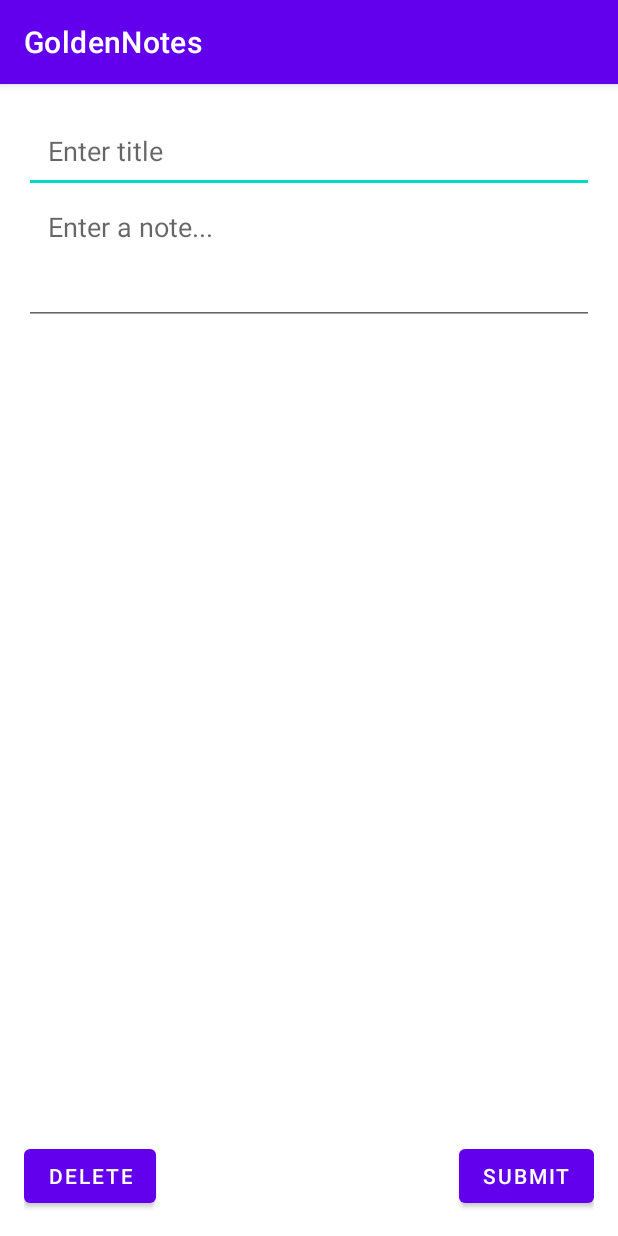
After one commit to BulzEye/GoldenNotesDroid, an Android app: the fragment EditNoteFragment shown on its own in the app's theme, on a phone screen of 412 x 824 dp. The commit adds this screen. Run offline under Robolectric (Android 15) with nearby library versions, the phone set to English and light mode, and no system bars.

Commit message:
Create EditNote page
This commit creates a Fragment for the EditNote page, along with the
layout for the same.
This layout is not currently connected to any of the main screen layouts
 and is thus not visible currently.

```diff
--- /dev/null
+++ b/app/src/main/java/com/example/goldennotesdroid/EditNoteFragment.kt
@@ -0,0 +1,59 @@
+package com.example.goldennotesdroid
+
+import android.os.Bundle
+import androidx.fragment.app.Fragment
+import android.view.LayoutInflater
+import android.view.View
+import android.view.ViewGroup
+
+// TODO: Rename parameter arguments, choose names that match
+// the fragment initialization parameters, e.g. ARG_ITEM_NUMBER
+private const val ARG_PARAM1 = "param1"
+private const val ARG_PARAM2 = "param2"
+
+/**
+ * A simple [Fragment] subclass.
+ * Use the [EditNoteFragment.newInstance] factory method to
+ * create an instance of this fragment.
+ */
+class EditNoteFragment : Fragment() {
+    // TODO: Rename and change types of parameters
+    private var param1: String? = null
+    private var param2: String? = null
+
+    override fun onCreate(savedInstanceState: Bundle?) {
+        super.onCreate(savedInstanceState)
+        arguments?.let {
+            param1 = it.getString(ARG_PARAM1)
+            param2 = it.getString(ARG_PARAM2)
+        }
+    }
+
+    override fun onCreateView(
+        inflater: LayoutInflater, container: ViewGroup?,
+        savedInstanceState: Bundle?
+    ): View? {
+        // Inflate the layout for this fragment
+        return inflater.inflate(R.layout.fragment_edit_note, container, false)
+    }
+
+    companion object {
+        /**
+         * Use this factory method to create a new instance of
+         * this fragment using the provided parameters.
+         *
+         * @param param1 Parameter 1.
+         * @param param2 Parameter 2.
+         * @return A new instance of fragment EditNoteFragment.
+         */
+        // TODO: Rename and change types and number of parameters
+        @JvmStatic
+        fun newInstance(param1: String, param2: String) =
+            EditNoteFragment().apply {
+                arguments = Bundle().apply {
+                    putString(ARG_PARAM1, param1)
+                    putString(ARG_PARAM2, param2)
+                }
+            }
+    }
+}
--- /dev/null
+++ b/app/src/main/res/layout/fragment_edit_note.xml
@@ -0,0 +1,53 @@
+<?xml version="1.0" encoding="utf-8"?>
+<androidx.constraintlayout.widget.ConstraintLayout
+    xmlns:android="http://schemas.android.com/apk/res/android"
+    xmlns:app="http://schemas.android.com/apk/res-auto"
+    xmlns:tools="http://schemas.android.com/tools"
+    android:layout_width="match_parent"
+    android:layout_height="match_parent"
+    android:padding="16dp">
+
+    <EditText
+        android:id="@+id/edit_title"
+        android:layout_width="match_parent"
+        android:layout_height="wrap_content"
+        android:inputType="text"
+        android:hint="@string/edit_title_hint"
+        android:padding="16dp"
+        app:layout_constraintStart_toStartOf="parent"
+        app:layout_constraintTop_toTopOf="parent"
+        android:autofillHints="title" />
+
+    <EditText
+        android:id="@+id/edit_body"
+        android:layout_width="match_parent"
+        android:layout_height="wrap_content"
+        android:inputType="textMultiLine"
+        android:hint="@string/edit_body_hint"
+        android:paddingStart="16dp"
+        android:paddingEnd="16dp"
+        android:lines="3"
+        android:gravity="start|top"
+        app:layout_constraintStart_toStartOf="parent"
+        app:layout_constraintTop_toBottomOf="@id/edit_title"
+        android:autofillHints="body"/>
+
+    <Button
+        android:id="@+id/delete_note_button"
+        android:layout_width="wrap_content"
+        android:layout_height="wrap_content"
+        android:text="@string/delete_button_label"
+        app:layout_constraintStart_toStartOf="parent"
+        app:layout_constraintBottom_toBottomOf="parent" />
+
+    <Button
+        android:id="@+id/submit_note_button"
+        android:layout_width="wrap_content"
+        android:layout_height="wrap_content"
+        android:text="@string/submit_button_label"
+        app:layout_constraintEnd_toEndOf="parent"
+        app:layout_constraintBottom_toBottomOf="parent" />
+
+
+
+</androidx.constraintlayout.widget.ConstraintLayout>
--- a/app/src/main/res/values/strings.xml
+++ b/app/src/main/res/values/strings.xml
@@ -6,4 +6,8 @@
     <string name="sample_note_1">Lorem ipsum dolor sit amet consectetur adipisicing elit. Cumque earum eveniet harum quas, recusandae illum dolorum natus fugit ipsa illo, quasi tenetur, amet soluta voluptatum?</string>
     <string name="sample_title_2">Second</string>
     <string name="sample_note_2">boo</string>
+    <string name="edit_title_hint">Enter title</string>
+    <string name="edit_body_hint">Enter a note...</string>
+    <string name="submit_button_label">Submit</string>
+    <string name="delete_button_label">Delete</string>
 </resources>
```
